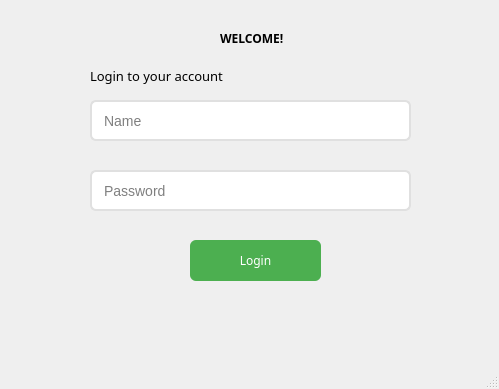
Before: the Qt Designer form quyen/SMART_VENDING_MACHINE2/login.ui in yanernguyen/SALE-POS, drawn with Qt 5.
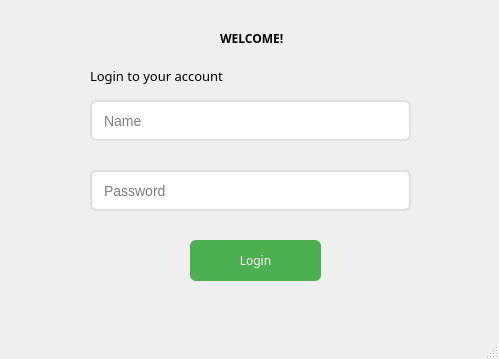
After: the same form once the commit is applied.

The edit to the form file:
```diff
--- a/quyen/SMART_VENDING_MACHINE2/login.ui
+++ b/quyen/SMART_VENDING_MACHINE2/login.ui
@@ -7,7 +7,7 @@
     <x>0</x>
     <y>0</y>
     <width>499</width>
-    <height>389</height>
+    <height>359</height>
    </rect>
   </property>
   <property name="windowTitle">
```
Left out of the diff: 2 changed lines with no effect on the pictures.
